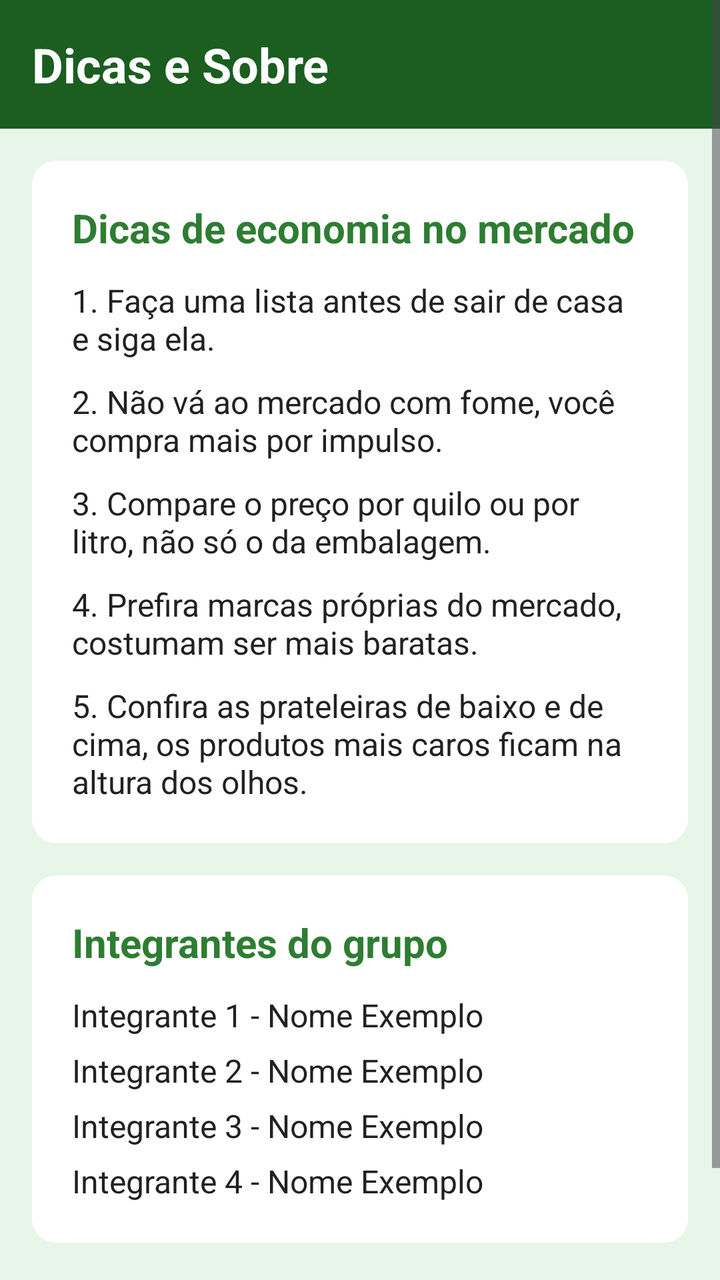
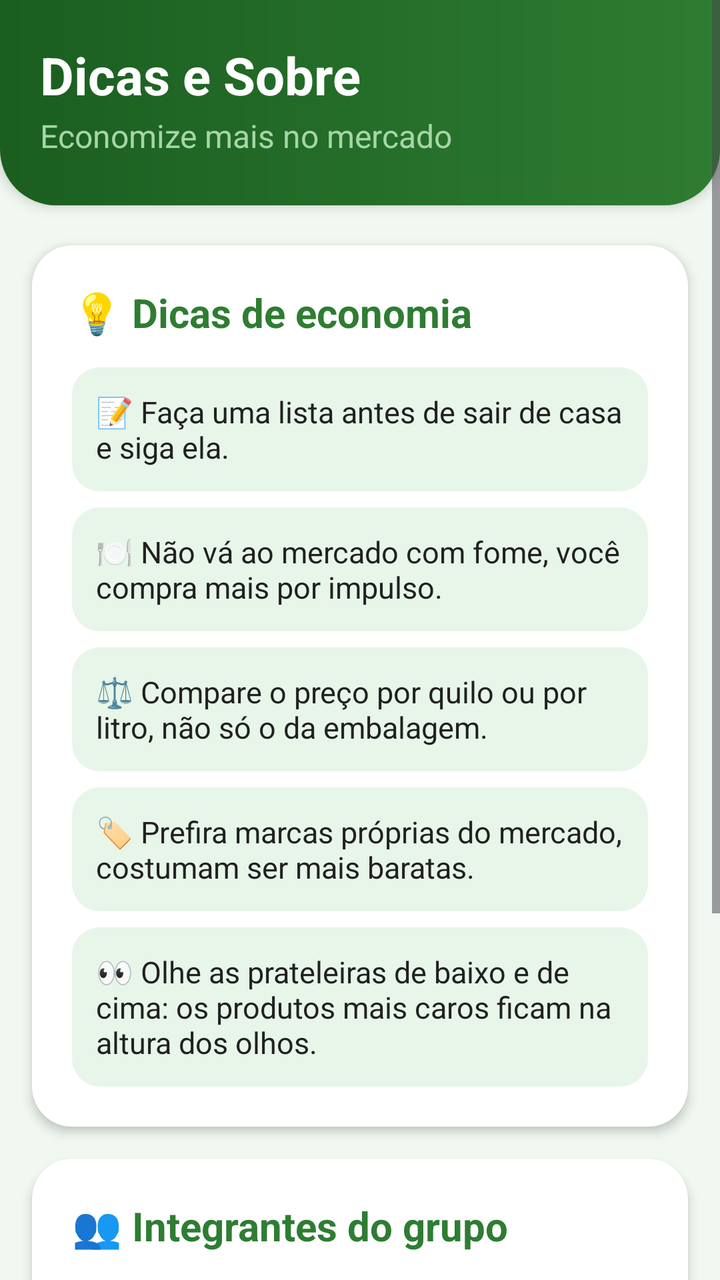

An Android layout rendered at two revisions. The XML below is the earlier revision; the diff shows what the commit changed to produce the second picture.
<!-- AndroidManifest.xml: application theme Theme.CarrinhoCerto -->
<!-- res/layout/activity_dicas.xml -->
<?xml version="1.0" encoding="utf-8"?>
<ScrollView xmlns:android="http://schemas.android.com/apk/res/android"
    xmlns:tools="http://schemas.android.com/tools"
    android:layout_width="match_parent"
    android:layout_height="match_parent"
    android:background="@color/verde_claro"
    android:fillViewport="true"
    android:fitsSystemWindows="true"
    tools:context=".DicasActivity">

    <LinearLayout
        android:layout_width="match_parent"
        android:layout_height="wrap_content"
        android:orientation="vertical">

        
        <TextView
            android:layout_width="match_parent"
            android:layout_height="wrap_content"
            android:background="@color/verde_escuro"
            android:padding="16dp"
            android:text="@string/titulo_dicas"
            android:textColor="@color/branco"
            android:textSize="24sp"
            android:textStyle="bold" />

        
        <LinearLayout
            android:layout_width="match_parent"
            android:layout_height="wrap_content"
            android:layout_margin="16dp"
            android:background="@drawable/fundo_cartao"
            android:orientation="vertical"
            android:padding="20dp">

            <TextView
                android:layout_width="wrap_content"
                android:layout_height="wrap_content"
                android:layout_marginBottom="12dp"
                android:text="@string/secao_dicas"
                android:textColor="@color/verde_medio"
                android:textSize="20sp"
                android:textStyle="bold" />

            <TextView
                android:layout_width="match_parent"
                android:layout_height="wrap_content"
                android:layout_marginBottom="10dp"
                android:text="@string/dica_1"
                android:textColor="@color/texto_escuro"
                android:textSize="16sp" />

            <TextView
                android:layout_width="match_parent"
                android:layout_height="wrap_content"
                android:layout_marginBottom="10dp"
                android:text="@string/dica_2"
                android:textColor="@color/texto_escuro"
                android:textSize="16sp" />

            <TextView
                android:layout_width="match_parent"
                android:layout_height="wrap_content"
                android:layout_marginBottom="10dp"
                android:text="@string/dica_3"
                android:textColor="@color/texto_escuro"
                android:textSize="16sp" />

            <TextView
                android:layout_width="match_parent"
                android:layout_height="wrap_content"
                android:layout_marginBottom="10dp"
                android:text="@string/dica_4"
                android:textColor="@color/texto_escuro"
                android:textSize="16sp" />

            <TextView
                android:layout_width="match_parent"
                android:layout_height="wrap_content"
                android:text="@string/dica_5"
                android:textColor="@color/texto_escuro"
                android:textSize="16sp" />
        </LinearLayout>

        
        <LinearLayout
            android:layout_width="match_parent"
            android:layout_height="wrap_content"
            android:layout_marginHorizontal="16dp"
            android:background="@drawable/fundo_cartao"
            android:orientation="vertical"
            android:padding="20dp">

            <TextView
                android:layout_width="wrap_content"
                android:layout_height="wrap_content"
                android:layout_marginBottom="12dp"
                android:text="@string/secao_integrantes"
                android:textColor="@color/verde_medio"
                android:textSize="20sp"
                android:textStyle="bold" />

            <TextView
                android:layout_width="match_parent"
                android:layout_height="wrap_content"
                android:layout_marginBottom="6dp"
                android:text="@string/integrante_1"
                android:textColor="@color/texto_escuro"
                android:textSize="16sp" />

            <TextView
                android:layout_width="match_parent"
                android:layout_height="wrap_content"
                android:layout_marginBottom="6dp"
                android:text="@string/integrante_2"
                android:textColor="@color/texto_escuro"
                android:textSize="16sp" />

            <TextView
                android:layout_width="match_parent"
                android:layout_height="wrap_content"
                android:layout_marginBottom="6dp"
                android:text="@string/integrante_3"
                android:textColor="@color/texto_escuro"
                android:textSize="16sp" />

            <TextView
                android:layout_width="match_parent"
                android:layout_height="wrap_content"
                android:text="@string/integrante_4"
                android:textColor="@color/texto_escuro"
                android:textSize="16sp" />
        </LinearLayout>

        
        <Button
            android:id="@+id/btnVoltarInicio"
            android:layout_width="match_parent"
            android:layout_height="wrap_content"
            android:layout_margin="16dp"
            android:backgroundTint="@color/verde_botao"
            android:text="@string/botao_voltar_inicio"
            android:textColor="@color/branco"
            android:textSize="18sp" />
    </LinearLayout>
</ScrollView>
<!-- resources referenced by this layout -->
<resources>
  <color name="branco">#FFFFFFFF</color>
  <color name="texto_escuro">#FF212121</color>
  <color name="verde_botao">#FF43A047</color>
  <color name="verde_claro">#FFE8F5E9</color>
  <color name="verde_escuro">#FF1B5E20</color>
  <color name="verde_medio">#FF2E7D32</color>
  <!-- drawable fundo_cartao (drawable) -->
  <?xml version="1.0" encoding="utf-8"?>
  <shape xmlns:android="http://schemas.android.com/apk/res/android"
      android:shape="rectangle">
      <solid android:color="@color/branco" />
      <corners android:radius="12dp" />
  </shape>
  <string name="botao_voltar_inicio">Voltar ao início</string>
  <string name="dica_1">1. Faça uma lista antes de sair de casa e siga ela.</string>
  <string name="dica_2">2. Não vá ao mercado com fome, você compra mais por impulso.</string>
  <string name="dica_3">3. Compare o preço por quilo ou por litro, não só o da embalagem.</string>
  <string name="dica_4">4. Prefira marcas próprias do mercado, costumam ser mais baratas.</string>
  <string name="dica_5">5. Confira as prateleiras de baixo e de cima, os produtos mais caros ficam na altura dos olhos.</string>
  <string name="integrante_1">Integrante 1 - Nome Exemplo</string>
  <string name="integrante_2">Integrante 2 - Nome Exemplo</string>
  <string name="integrante_3">Integrante 3 - Nome Exemplo</string>
  <string name="integrante_4">Integrante 4 - Nome Exemplo</string>
  <string name="secao_dicas">Dicas de economia no mercado</string>
  <string name="secao_integrantes">Integrantes do grupo</string>
  <string name="titulo_dicas">Dicas e Sobre</string>
  <style name="Theme.CarrinhoCerto" parent="Base.Theme.CarrinhoCerto" />
  <style name="Base.Theme.CarrinhoCerto" parent="Theme.Material3.Light.NoActionBar">
          
          <item name="colorPrimary">@color/verde_botao</item>
          <item name="colorOnPrimary">@color/branco</item>
          <item name="colorSecondary">@color/verde_medio</item>
          
          <item name="android:windowBackground">@color/verde_claro</item>
      </style>
</resources>

<!-- the commit's change to res/layout/activity_dicas.xml (unified diff, before → after) -->
@@ -14,71 +14,30 @@
         android:orientation="vertical">
 
         
-        <TextView
-            android:layout_width="match_parent"
-            android:layout_height="wrap_content"
-            android:background="@color/verde_escuro"
-            android:padding="16dp"
-            android:text="@string/titulo_dicas"
-            android:textColor="@color/branco"
-            android:textSize="24sp"
-            android:textStyle="bold" />
-
-        
         <LinearLayout
             android:layout_width="match_parent"
             android:layout_height="wrap_content"
-            android:layout_margin="16dp"
-            android:background="@drawable/fundo_cartao"
+            android:background="@drawable/fundo_cabecalho"
+            android:elevation="4dp"
             android:orientation="vertical"
-            android:padding="20dp">
+            android:paddingHorizontal="20dp"
+            android:paddingTop="20dp"
+            android:paddingBottom="24dp">
 
             <TextView
                 android:layout_width="wrap_content"
                 android:layout_height="wrap_content"
-                android:layout_marginBottom="12dp"
-                android:text="@string/secao_dicas"
-                android:textColor="@color/verde_medio"
-                android:textSize="20sp"
+                android:text="@string/titulo_dicas"
+                android:textColor="@color/branco"
+                android:textSize="26sp"
                 android:textStyle="bold" />
 
             <TextView
-                android:layout_width="match_parent"
+                android:layout_width="wrap_content"
                 android:layout_height="wrap_content"
-                android:layout_marginBottom="10dp"
-                android:text="@string/dica_1"
-                android:textColor="@color/texto_escuro"
-                android:textSize="16sp" />
-
-            <TextView
-                android:layout_width="match_parent"
-                android:layout_height="wrap_content"
-                android:layout_marginBottom="10dp"
-                android:text="@string/dica_2"
-                android:textColor="@color/texto_escuro"
-                android:textSize="16sp" />
-
-            <TextView
-                android:layout_width="match_parent"
-                android:layout_height="wrap_content"
-                android:layout_marginBottom="10dp"
-                android:text="@string/dica_3"
-                android:textColor="@color/texto_escuro"
-                android:textSize="16sp" />
-
-            <TextView
-                android:layout_width="match_parent"
-                android:layout_height="wrap_content"
-                android:layout_marginBottom="10dp"
-                android:text="@string/dica_4"
-                android:textColor="@color/texto_escuro"
-                android:textSize="16sp" />
-
-            <TextView
-                android:layout_width="match_parent"
-                android:layout_height="wrap_content"
-                android:text="@string/dica_5"
-                android:textColor="@color/texto_escuro"
+                android:layout_marginTop="2dp"
+                android:text="@string/subtitulo_dicas"
+                android:textColor="@color/verde_suave"
                 android:textSize="16sp" />
         </LinearLayout>
 
@@ -87,7 +46,80 @@
             android:layout_width="match_parent"
             android:layout_height="wrap_content"
             android:layout_marginHorizontal="16dp"
+            android:layout_marginTop="20dp"
             android:background="@drawable/fundo_cartao"
+            android:elevation="3dp"
+            android:orientation="vertical"
+            android:padding="20dp">
+
+            <TextView
+                android:layout_width="wrap_content"
+                android:layout_height="wrap_content"
+                android:layout_marginBottom="14dp"
+                android:text="@string/secao_dicas"
+                android:textColor="@color/verde_medio"
+                android:textSize="20sp"
+                android:textStyle="bold" />
+
+            
+            <TextView
+                android:layout_width="match_parent"
+                android:layout_height="wrap_content"
+                android:layout_marginBottom="8dp"
+                android:background="@drawable/fundo_mensagem"
+                android:padding="12dp"
+                android:text="@string/dica_1"
+                android:textColor="@color/texto_escuro"
+                android:textSize="15sp" />
+
+            <TextView
+                android:layout_width="match_parent"
+                android:layout_height="wrap_content"
+                android:layout_marginBottom="8dp"
+                android:background="@drawable/fundo_mensagem"
+                android:padding="12dp"
+                android:text="@string/dica_2"
+                android:textColor="@color/texto_escuro"
+                android:textSize="15sp" />
+
+            <TextView
+                android:layout_width="match_parent"
+                android:layout_height="wrap_content"
+                android:layout_marginBottom="8dp"
+                android:background="@drawable/fundo_mensagem"
+                android:padding="12dp"
+                android:text="@string/dica_3"
+                android:textColor="@color/texto_escuro"
+                android:textSize="15sp" />
+
+            <TextView
+                android:layout_width="match_parent"
+                android:layout_height="wrap_content"
+                android:layout_marginBottom="8dp"
+                android:background="@drawable/fundo_mensagem"
+                android:padding="12dp"
+                android:text="@string/dica_4"
+                android:textColor="@color/texto_escuro"
+                android:textSize="15sp" />
+
+            <TextView
+                android:layout_width="match_parent"
+                android:layout_height="wrap_content"
+                android:background="@drawable/fundo_mensagem"
+                android:padding="12dp"
+                android:text="@string/dica_5"
+                android:textColor="@color/texto_escuro"
+                android:textSize="15sp" />
+        </LinearLayout>
+
+        
+        <LinearLayout
+            android:layout_width="match_parent"
+            android:layout_height="wrap_content"
+            android:layout_marginHorizontal="16dp"
+            android:layout_marginTop="16dp"
+            android:background="@drawable/fundo_cartao"
+            android:elevation="3dp"
             android:orientation="vertical"
             android:padding="20dp">
 
@@ -103,7 +135,7 @@
             <TextView
                 android:layout_width="match_parent"
                 android:layout_height="wrap_content"
-                android:layout_marginBottom="6dp"
+                android:paddingVertical="8dp"
                 android:text="@string/integrante_1"
                 android:textColor="@color/texto_escuro"
                 android:textSize="16sp" />
@@ -111,7 +143,7 @@
             <TextView
                 android:layout_width="match_parent"
                 android:layout_height="wrap_content"
-                android:layout_marginBottom="6dp"
+                android:paddingVertical="8dp"
                 android:text="@string/integrante_2"
                 android:textColor="@color/texto_escuro"
                 android:textSize="16sp" />
@@ -119,7 +151,7 @@
             <TextView
                 android:layout_width="match_parent"
                 android:layout_height="wrap_content"
-                android:layout_marginBottom="6dp"
+                android:paddingVertical="8dp"
                 android:text="@string/integrante_3"
                 android:textColor="@color/texto_escuro"
                 android:textSize="16sp" />
@@ -127,6 +159,7 @@
             <TextView
                 android:layout_width="match_parent"
                 android:layout_height="wrap_content"
+                android:paddingVertical="8dp"
                 android:text="@string/integrante_4"
                 android:textColor="@color/texto_escuro"
                 android:textSize="16sp" />
@@ -136,11 +169,12 @@
         <Button
             android:id="@+id/btnVoltarInicio"
             android:layout_width="match_parent"
-            android:layout_height="wrap_content"
+            android:layout_height="56dp"
             android:layout_margin="16dp"
             android:backgroundTint="@color/verde_botao"
             android:text="@string/botao_voltar_inicio"
             android:textColor="@color/branco"
-            android:textSize="18sp" />
+            android:textSize="18sp"
+            android:textStyle="bold" />
     </LinearLayout>
 </ScrollView>
<!-- resource entries referenced after the edit -->
@@ -3,28 +3,50 @@
   <color name="branco">#FFFFFFFF</color>
   <color name="texto_escuro">#FF212121</color>
   <color name="verde_botao">#FF43A047</color>
-  <color name="verde_claro">#FFE8F5E9</color>
+  <color name="verde_claro">#FFF1F8F1</color>
   <color name="verde_escuro">#FF1B5E20</color>
+  <color name="verde_ok_claro">#FFE8F5E9</color>
   <color name="verde_medio">#FF2E7D32</color>
+  <color name="verde_suave">#FFA5D6A7</color>
+  <!-- drawable fundo_cabecalho (drawable) -->
+  <?xml version="1.0" encoding="utf-8"?>
+  <shape xmlns:android="http://schemas.android.com/apk/res/android"
+      android:shape="rectangle">
+      <gradient
+          android:angle="0"
+          android:endColor="@color/verde_medio"
+          android:startColor="@color/verde_escuro" />
+      <corners
+          android:bottomLeftRadius="28dp"
+          android:bottomRightRadius="28dp" />
+  </shape>
   <!-- drawable fundo_cartao (drawable) -->
   <?xml version="1.0" encoding="utf-8"?>
   <shape xmlns:android="http://schemas.android.com/apk/res/android"
       android:shape="rectangle">
       <solid android:color="@color/branco" />
-      <corners android:radius="12dp" />
+      <corners android:radius="20dp" />
+  </shape>
+  <!-- drawable fundo_mensagem (drawable) -->
+  <?xml version="1.0" encoding="utf-8"?>
+  <shape xmlns:android="http://schemas.android.com/apk/res/android"
+      android:shape="rectangle">
+      <solid android:color="@color/verde_ok_claro" />
+      <corners android:radius="14dp" />
   </shape>
   <string name="botao_voltar_inicio">Voltar ao início</string>
-  <string name="dica_1">1. Faça uma lista antes de sair de casa e siga ela.</string>
-  <string name="dica_2">2. Não vá ao mercado com fome, você compra mais por impulso.</string>
-  <string name="dica_3">3. Compare o preço por quilo ou por litro, não só o da embalagem.</string>
-  <string name="dica_4">4. Prefira marcas próprias do mercado, costumam ser mais baratas.</string>
-  <string name="dica_5">5. Confira as prateleiras de baixo e de cima, os produtos mais caros ficam na altura dos olhos.</string>
-  <string name="integrante_1">Integrante 1 - Nome Exemplo</string>
-  <string name="integrante_2">Integrante 2 - Nome Exemplo</string>
-  <string name="integrante_3">Integrante 3 - Nome Exemplo</string>
-  <string name="integrante_4">Integrante 4 - Nome Exemplo</string>
-  <string name="secao_dicas">Dicas de economia no mercado</string>
-  <string name="secao_integrantes">Integrantes do grupo</string>
+  <string name="dica_1">📝  Faça uma lista antes de sair de casa e siga ela.</string>
+  <string name="dica_2">🍽️  Não vá ao mercado com fome, você compra mais por impulso.</string>
+  <string name="dica_3">⚖️  Compare o preço por quilo ou por litro, não só o da embalagem.</string>
+  <string name="dica_4">🏷️  Prefira marcas próprias do mercado, costumam ser mais baratas.</string>
+  <string name="dica_5">👀  Olhe as prateleiras de baixo e de cima: os produtos mais caros ficam na altura dos olhos.</string>
+  <string name="integrante_1">👤  Integrante 1 - Nome Exemplo</string>
+  <string name="integrante_2">👤  Integrante 2 - Nome Exemplo</string>
+  <string name="integrante_3">👤  Integrante 3 - Nome Exemplo</string>
+  <string name="integrante_4">👤  Integrante 4 - Nome Exemplo</string>
+  <string name="secao_dicas">💡 Dicas de economia</string>
+  <string name="secao_integrantes">👥 Integrantes do grupo</string>
+  <string name="subtitulo_dicas">Economize mais no mercado</string>
   <string name="titulo_dicas">Dicas e Sobre</string>
   <style name="Theme.CarrinhoCerto" parent="Base.Theme.CarrinhoCerto" />
   <style name="Base.Theme.CarrinhoCerto" parent="Theme.Material3.Light.NoActionBar">
